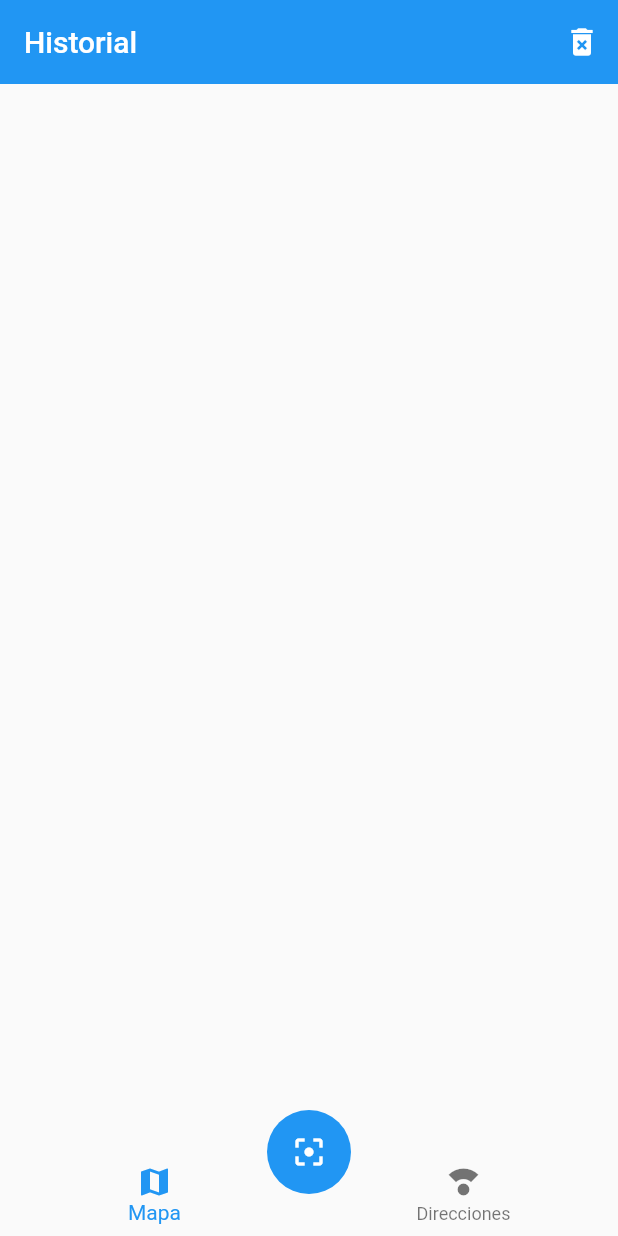
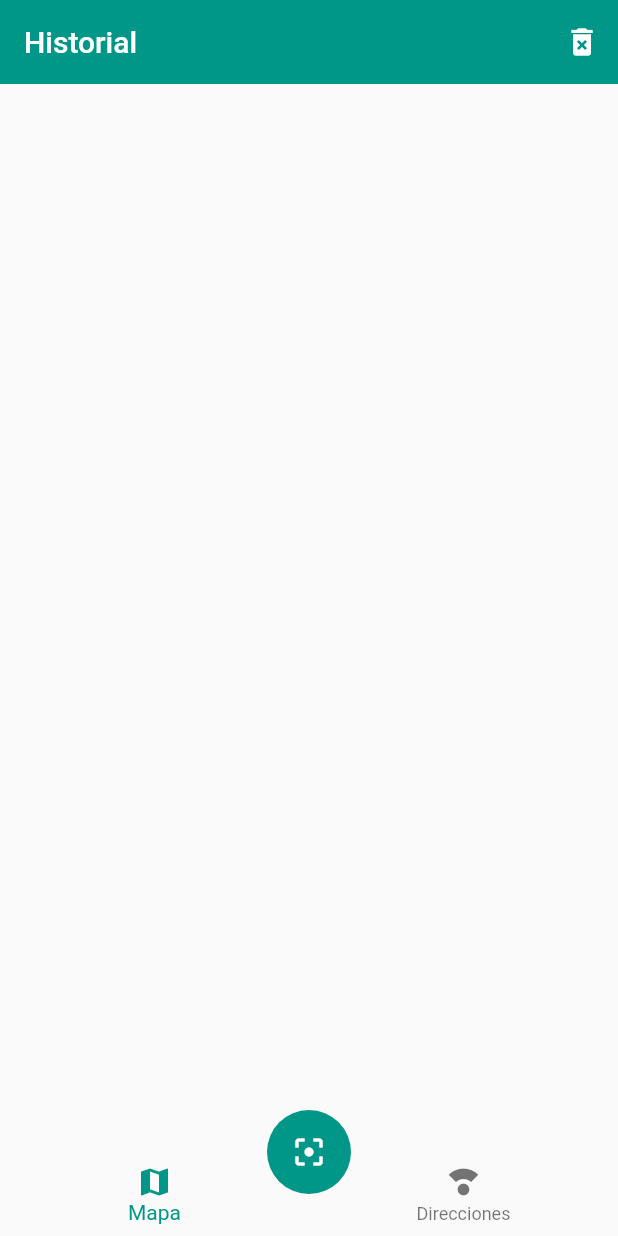
Before and after one commit to matiasbaez/flutter-qr-scanner, a Flutter app: the screen it shows after launch, on a phone screen of 412 x 824 dp. Run offline on Flutter 3.47's test engine with Material 2 defaults, Android fonts, the phone set to English and light mode, and no system bars.

```diff
--- a/lib/main.dart
+++ b/lib/main.dart
@@ -1,5 +1,8 @@
 import 'package:flutter/material.dart';
+import 'package:provider/provider.dart';
+
 import 'package:qr_reader/screens/screens.dart';
+import 'package:qr_reader/providers/providers.dart';
 
 void main() => runApp(const MyApp());
 
@@ -9,7 +12,11 @@ class MyApp extends StatelessWidget {
   // This widget is the root of your application.
   @override
   Widget build(BuildContext context) {
-    return MaterialApp(
+    return MultiProvider(
+      providers: [
+        ChangeNotifierProvider(create: (_) => UIProvider())
+      ],
+      child: MaterialApp(
         debugShowCheckedModeBanner: false,
         title: 'QR Reader',
         initialRoute: 'home',
@@ -17,6 +24,14 @@ class MyApp extends StatelessWidget {
           'home':( _ ) => const HomeScreen(),
           'map':( _ ) => const MapScreen(),
         },
+        theme: ThemeData(
+          primarySwatch: Colors.teal,
+          // primaryColor: Colors.deepPurple,
+          floatingActionButtonTheme: FloatingActionButtonThemeData(
+            backgroundColor: Colors.teal
+          )
+        ),
+      ),
     );
   }
 }
--- /dev/null
+++ b/lib/providers/providers.dart
@@ -0,0 +1,2 @@
+
+export 'package:qr_reader/providers/ui_provider.dart';
--- /dev/null
+++ b/lib/providers/ui_provider.dart
@@ -0,0 +1,18 @@
+
+import 'package:flutter/material.dart';
+
+class UIProvider extends ChangeNotifier {
+
+  int _selectedMenuOpt = 0;
+
+  int get selectedMenuOpt {
+    return _selectedMenuOpt;
+  }
+
+  set selectedMenuOpt( int i ) {
+    _selectedMenuOpt = i;
+
+    notifyListeners();
+  }
+
+}
--- /dev/null
+++ b/lib/screens/directions_screen.dart
@@ -0,0 +1,11 @@
+
+import 'package:flutter/material.dart';
+
+class DirectionsScreen extends StatelessWidget {
+  const DirectionsScreen({super.key});
+
+  @override
+  Widget build(BuildContext context) {
+    return Container();
+  }
+}
--- a/lib/screens/home_screen.dart
+++ b/lib/screens/home_screen.dart
@@ -1,7 +1,10 @@
 
 
 import 'package:flutter/material.dart';
+import 'package:provider/provider.dart';
 
+import 'package:qr_reader/providers/providers.dart';
+import 'package:qr_reader/screens/screens.dart';
 import 'package:qr_reader/widgets/widgets.dart';
 
 class HomeScreen extends StatelessWidget {
@@ -20,12 +23,32 @@ class HomeScreen extends StatelessWidget {
           )
         ],
       ),
-      body: Container(
-
-      ),
+      body: const HomaPageBody(),
       bottomNavigationBar: const CustomNavigationBar(),
       floatingActionButton: const ScanActionButton(),
       floatingActionButtonLocation: FloatingActionButtonLocation.centerDocked
     );
   }
 }
+
+class HomaPageBody extends StatelessWidget {
+  const HomaPageBody({super.key});
+
+  @override
+  Widget build(BuildContext context) {
+
+    final uiProvider = Provider.of<UIProvider>(context);
+    final currentIndex = uiProvider.selectedMenuOpt;
+
+    switch (currentIndex) {
+      case 0:
+        return MapHistoryScreen();
+
+      case 1:
+        return const DirectionsScreen();
+
+      default:
+        return const MapHistoryScreen();
+    }
+  }
+}
--- /dev/null
+++ b/lib/screens/map_history_screen.dart
@@ -0,0 +1,11 @@
+
+import 'package:flutter/material.dart';
+
+class MapHistoryScreen extends StatelessWidget {
+  const MapHistoryScreen({super.key});
+
+  @override
+  Widget build(BuildContext context) {
+    return Container();
+  }
+}
--- a/lib/screens/screens.dart
+++ b/lib/screens/screens.dart
@@ -1,3 +1,5 @@
 
 export 'package:qr_reader/screens/home_screen.dart';
 export 'package:qr_reader/screens/map_screen.dart';
+export 'package:qr_reader/screens/directions_screen.dart';
+export 'package:qr_reader/screens/map_history_screen.dart';
--- a/lib/widgets/custom_bottom_navigation.dart
+++ b/lib/widgets/custom_bottom_navigation.dart
@@ -1,18 +1,27 @@
 
 
 import 'package:flutter/material.dart';
+import 'package:provider/provider.dart';
+
+import 'package:qr_reader/providers/providers.dart';
 
 class CustomNavigationBar extends StatelessWidget {
   const CustomNavigationBar({super.key});
 
   @override
   Widget build(BuildContext context) {
+
+    final uiProvider = Provider.of<UIProvider>(context);
+    final currentIndex = uiProvider.selectedMenuOpt;
+
     return BottomNavigationBar(
       elevation: 0,
+      currentIndex: currentIndex,
+      onTap: ( int index ) => uiProvider.selectedMenuOpt = index,
       items: [
         BottomNavigationBarItem(
           icon: Icon(Icons.map),
-          label: 'Mapa'
+          label: 'Mapa',
         ),
 
         BottomNavigationBarItem(
--- a/pubspec.yaml
+++ b/pubspec.yaml
@@ -36,6 +36,7 @@ dependencies:
   # The following adds the Cupertino Icons font to your application.
   # Use with the CupertinoIcons class for iOS style icons.
   cupertino_icons: ^1.0.2
+  provider: ^6.0.4
 
 dev_dependencies:
   flutter_test:
```
Also changed, not shown: pubspec.lock. Lines whose indentation alone changed are shown as unchanged.
